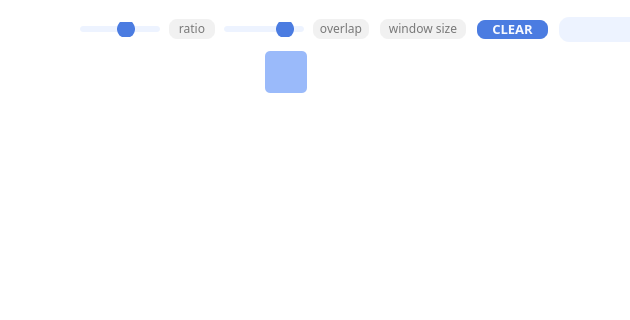
Old version of the form GUI/dialog_parcel.ui in the repository sodinfeliz/ai-assistant-tools; both pictures show x 299 to 929 and y 0 to 320 of the 1174 by 806 pixel window.
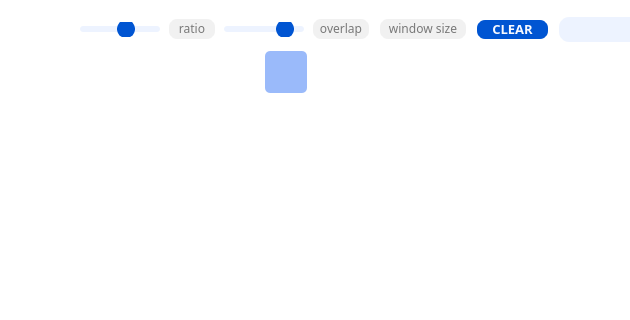
New version of the form. Icons and pictures are not drawn.

```diff
--- a/GUI/dialog_parcel.ui
+++ b/GUI/dialog_parcel.ui
@@ -87,8 +87,8 @@
 }
 
 QSlider::handle:horizontal { 
-	background-color: #4B7CE1; 
-	border: 2px solid #4B7CE1; 
+	background-color: #0055D2; 
+	border: 2px solid #0055D2; 
 	width: 14px; 
 	height: 18px; 
 	line-height: 18px; 
@@ -442,8 +442,8 @@
 }
 
 QSlider::handle:horizontal { 
-	background-color: #4B7CE1; 
-	border: 2px solid #4B7CE1; 
+	background-color: #0055D2; 
+	border: 2px solid #0055D2; 
 	width: 14px; 
 	height: 18px; 
 	line-height: 18px; 
@@ -541,7 +541,7 @@
           </property>
           <property name="styleSheet">
            <string notr="true">QPushButton {
-	background-color: #4B7CE1;
+	background-color: #0055D2;
 	color: #F7F9FF;
 	border: 2px solid white;
 	border-radius: 10px;
```
